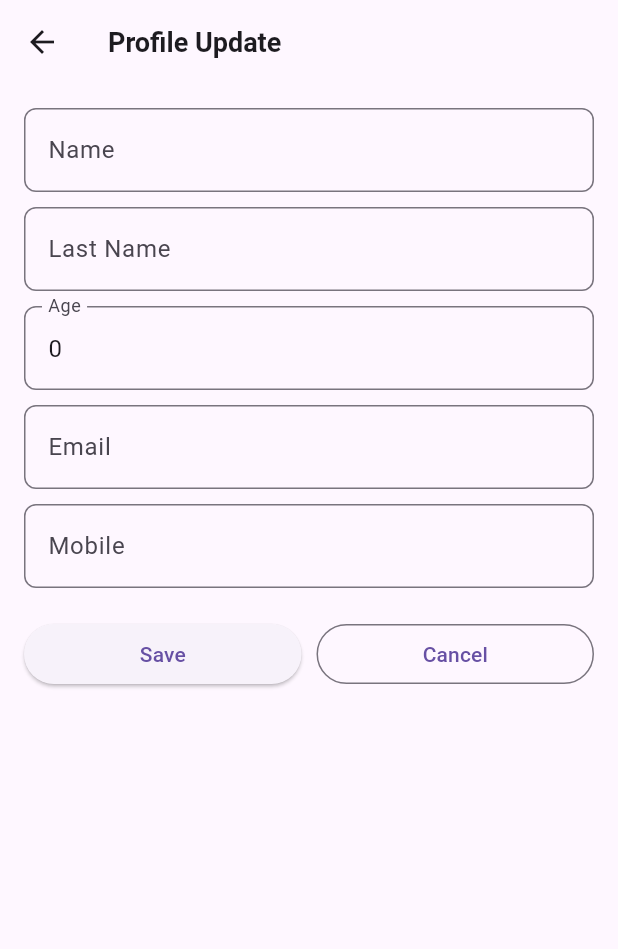
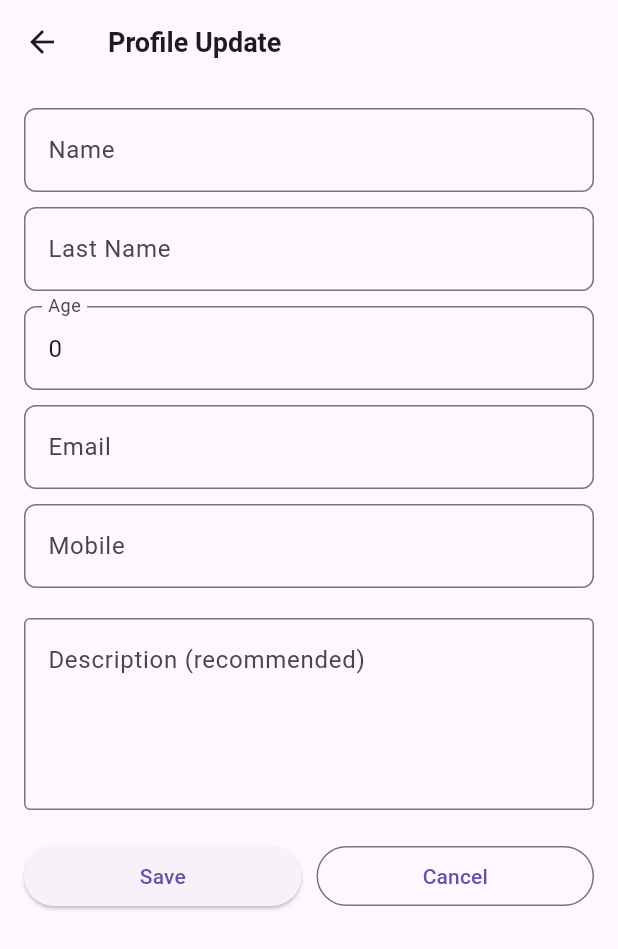
Before and after one commit to lukiesluke88/alamanah_flutter, a Flutter app: the UpdateUserPage screen opened directly with empty values, on a phone screen of 412 x 824 dp. Shown: the top 949 px of the screen. Run offline on Flutter 3.47's test engine with Material 3 defaults, Android fonts, the phone set to English and light mode, and no system bars; our stand-ins replace cloud_firestore, firebase_core, firebase_storage, flutter_image_compress, flutter_slidable, image_picker and 1 more; accounts and stored records are empty; Roboto replaces fonts that are missing (Poppins).

Commit message:
update model and UI add description

```diff
--- a/lib/model/user.dart
+++ b/lib/model/user.dart
@@ -11,6 +11,7 @@ class User {
   final String? imageUrl;
   final List<String>? searchKeywords;
   final DateTime? createdAt;
+  final String? description;
 
   User({
     this.id,
@@ -23,6 +24,7 @@ class User {
     this.imageUrl,
     this.searchKeywords,
     this.createdAt,
+    this.description
   });
 
   Map<String, dynamic> toJson() {
@@ -37,6 +39,7 @@ class User {
       'searchKeywords':
           searchKeywords ?? generateSearchKeywords(name, lastName, mobile),
       'createdAt': createdAt,
+      'description': description,
     };
   }
 
@@ -56,6 +59,7 @@ class User {
       createdAt: (json['createdAt'] != null)
           ? (json['createdAt'] as Timestamp).toDate()
           : null,
+      description: json['description'] ?? '',
     );
   }
 
@@ -70,6 +74,7 @@ class User {
     String? imageUrl,
     List<String>? searchKeywords,
     DateTime? createdAt,
+    String? description,
   }) {
     return User(
       id: id ?? this.id,
@@ -82,6 +87,7 @@ class User {
       imageUrl: imageUrl ?? this.imageUrl,
       searchKeywords: searchKeywords ?? this.searchKeywords,
       createdAt: createdAt ?? this.createdAt,
+      description: description ?? this.description,
     );
   }
 
--- a/lib/services/user_firebase_service.dart
+++ b/lib/services/user_firebase_service.dart
@@ -44,6 +44,7 @@ class UserFirebaseService {
         'mobile': newUser.mobile,
         'email': newUser.email,
         'imageUrl': imageUrl,
+        'description': newUser.description,
 
         'searchKeywords': User.generateSearchKeywords(
           user.name,
@@ -83,6 +84,7 @@ class UserFirebaseService {
       'mobile': user.mobile,
       'email': user.email,
       'imageUrl': user.imageUrl,
+      'description': user.description,
 
       // 🔥 ALWAYS regenerate keywords on update
       'searchKeywords': User.generateSearchKeywords(
--- a/lib/view/component/home_item_view.dart
+++ b/lib/view/component/home_item_view.dart
@@ -98,7 +98,9 @@ class HomeItemView extends StatelessWidget {
           child: Column(
             crossAxisAlignment: CrossAxisAlignment.start,
             children: [
-              Text(user.mobile, style: Theme.of(context).textTheme.bodyMedium),
+              Text(user.description ?? '',
+                style: Theme.of(context).textTheme.bodyMedium,
+              ),
 
               const SizedBox(height: 8),
 
--- a/lib/view/update_user_page.dart
+++ b/lib/view/update_user_page.dart
@@ -23,6 +23,7 @@ class _UpdateUserPageState extends State<UpdateUserPage> {
   late TextEditingController _emailController;
   late TextEditingController _ageController;
   late TextEditingController _mobileController;
+  late TextEditingController _mobileDescription;
 
   bool _isSaving = false;
 
@@ -35,6 +36,7 @@ class _UpdateUserPageState extends State<UpdateUserPage> {
     _emailController = TextEditingController(text: widget.user.email);
     _ageController = TextEditingController(text: widget.user.age.toString());
     _mobileController = TextEditingController(text: widget.user.mobile);
+    _mobileDescription = TextEditingController(text: widget.user.description);
   }
 
   @override
@@ -44,6 +46,7 @@ class _UpdateUserPageState extends State<UpdateUserPage> {
     _emailController.dispose();
     _ageController.dispose();
     _mobileController.dispose();
+    _mobileDescription.dispose();
     super.dispose();
   }
 
@@ -60,6 +63,7 @@ class _UpdateUserPageState extends State<UpdateUserPage> {
       email: _emailController.text.trim(),
       age: int.tryParse(_ageController.text) ?? 0,
       mobile: _mobileController.text.trim(),
+      description: _mobileDescription.text.trim(),
     );
 
     try {
@@ -148,6 +152,21 @@ class _UpdateUserPageState extends State<UpdateUserPage> {
 
               const SizedBox(height: 20),
 
+              TextFormField(
+                controller: _mobileDescription,
+                maxLines: 4,
+                minLines: 4,
+                decoration: const InputDecoration(
+                  labelText: "Description (recommended)",
+                  hintText:
+                      "Summarise your responsibilities, skills and achievements.",
+                  alignLabelWithHint: true,
+                  border: OutlineInputBorder(),
+                ),
+              ),
+
+              const SizedBox(height: 20),
+
               Row(
                 children: [
                   Expanded(
@@ -157,9 +176,7 @@ class _UpdateUserPageState extends State<UpdateUserPage> {
                           ? const SizedBox(
                               height: 18,
                               width: 18,
-                        child: CircularProgressIndicator(
-                          strokeWidth: 2,
-                        ),
+                              child: CircularProgressIndicator(strokeWidth: 2),
                             )
                           : const Text("Save"),
                     ),
@@ -172,7 +189,7 @@ class _UpdateUserPageState extends State<UpdateUserPage> {
                     ),
                   ),
                 ],
-              )
+              ),
             ],
           ),
         ),
@@ -183,9 +200,7 @@ class _UpdateUserPageState extends State<UpdateUserPage> {
   InputDecoration _inputDecoration(String label) {
     return InputDecoration(
       labelText: label,
-      border: OutlineInputBorder(
-        borderRadius: BorderRadius.circular(8),
-      ),
+      border: OutlineInputBorder(borderRadius: BorderRadius.circular(8)),
     );
   }
 }
```
Lines whose indentation alone changed are shown as unchanged.
